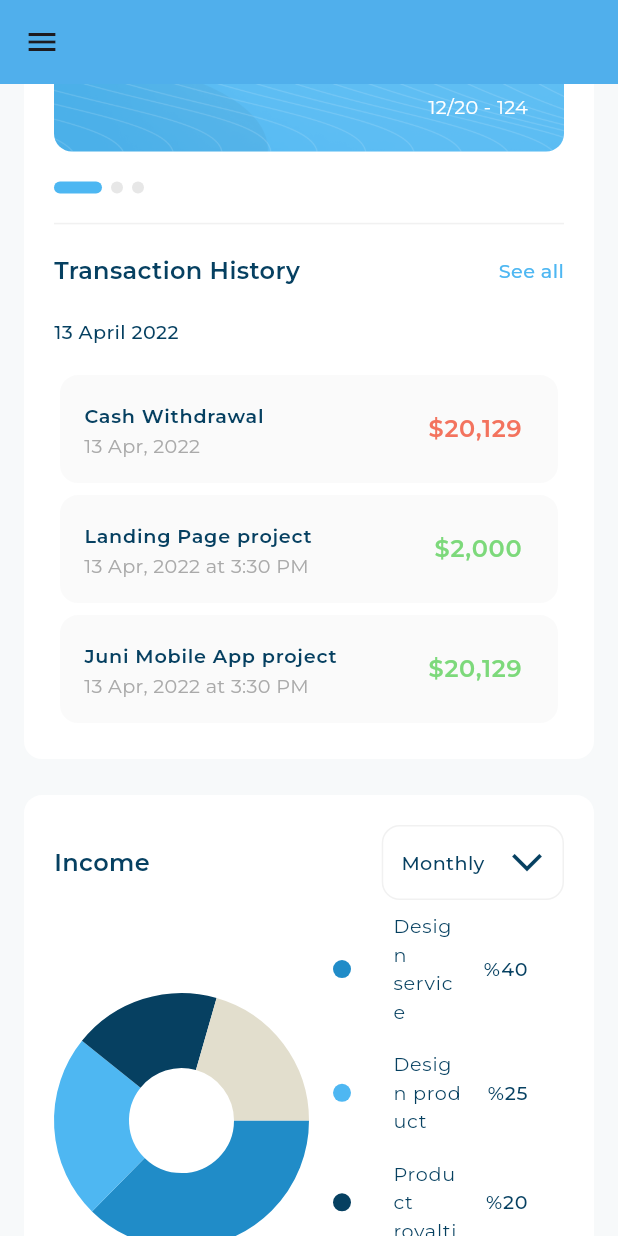
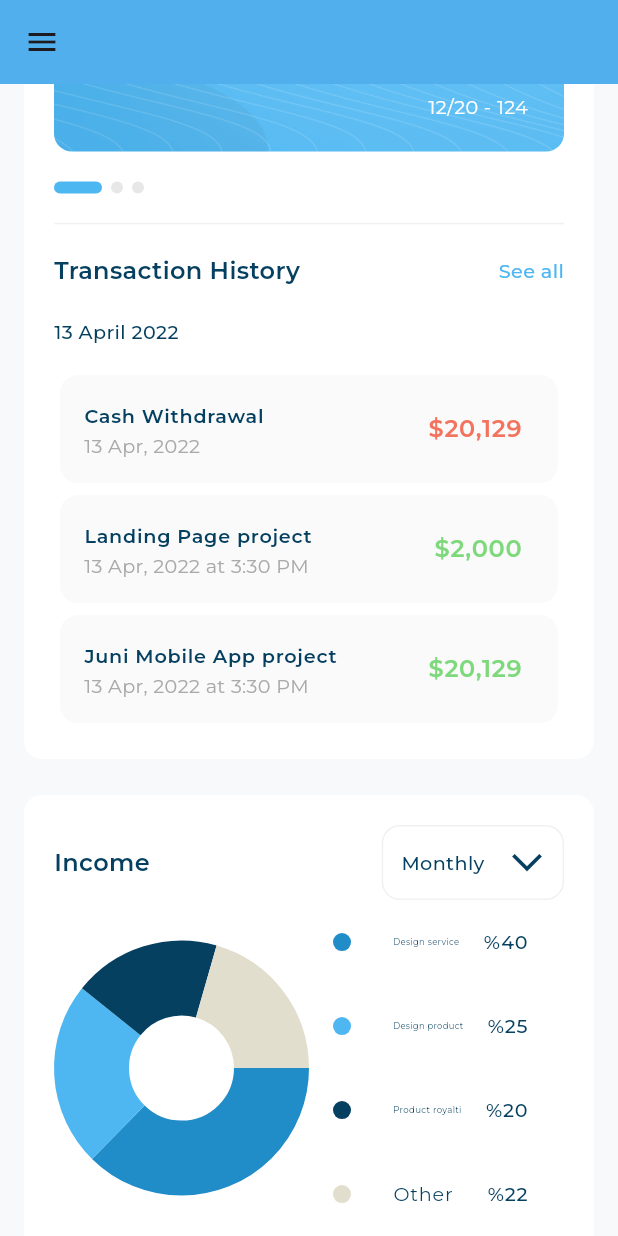
Before and after one commit to MohamedElnegouly/responsive_dash_board, a Flutter app: the screen it shows after launch, scrolled down 1152 dp, on a phone screen of 412 x 824 dp. Run offline on Flutter 3.47's test engine with Material 3 defaults, Android fonts, the phone set to English and light mode, and no system bars; drawn by our look-alikes of expandable_page_view, fl_chart; our stand-ins replace flutter_svg; project files that could hold a hidden picture were left out.

Commit message:
tablet done & solve income list view exception

```diff
--- a/lib/widgets/income_item_detailes.dart
+++ b/lib/widgets/income_item_detailes.dart
@@ -16,13 +16,21 @@ class IncomeItemDetails extends StatelessWidget {
           shape: const OvalBorder(),
         ),
       ),
-      title: Text(
-        incomeDetailesModel.title,
-        style: AppStyles.styleRegular16(context),
+      title: FittedBox(
+        fit: BoxFit.scaleDown,
+        alignment: AlignmentDirectional.centerStart,
+        child: Text(
+          incomeDetailesModel.title,
+          style: AppStyles.styleRegular16(context),
+        ),
       ),
-      trailing: Text(
-        incomeDetailesModel.count,
-        style: AppStyles.styleMedium16(context),
+      trailing: FittedBox(
+        fit: BoxFit.scaleDown,
+        alignment: AlignmentDirectional.centerStart,
+        child: Text(
+          incomeDetailesModel.count,
+          style: AppStyles.styleMedium16(context),
+        ),
       ),
     );
   }
--- a/lib/widgets/transction_item.dart
+++ b/lib/widgets/transction_item.dart
@@ -14,14 +14,22 @@ class TransctionItem extends StatelessWidget {
         borderRadius: BorderRadius.circular(12),
       ),
       child: ListTile(
-        title: Text(
-          transctionHistory.title,
-          style: AppStyles.styleSemiBold16(context),
+        title: FittedBox(
+          fit: BoxFit.scaleDown,
+          alignment: AlignmentDirectional.centerStart,
+          child: Text(
+            transctionHistory.title,
+            style: AppStyles.styleSemiBold16(context),
+          ),
         ),
-        subtitle: Text(
-          transctionHistory.date,
-          style:
-              AppStyles.styleRegular16(context).copyWith(color: const Color(0XFFAAAAAA)),
+        subtitle: FittedBox(
+          fit: BoxFit.scaleDown,
+          alignment: AlignmentDirectional.centerStart,
+          child: Text(
+            transctionHistory.date,
+            style: AppStyles.styleRegular16(context)
+                .copyWith(color: const Color(0XFFAAAAAA)),
+          ),
         ),
         trailing: Text(
           transctionHistory.amount,
```
Also changed, not shown: lib/widgets/Active_And_inActive_Item.dart (+7 -4 lines), lib/widgets/user_info_list_tile.dart (+18 -8 lines).
